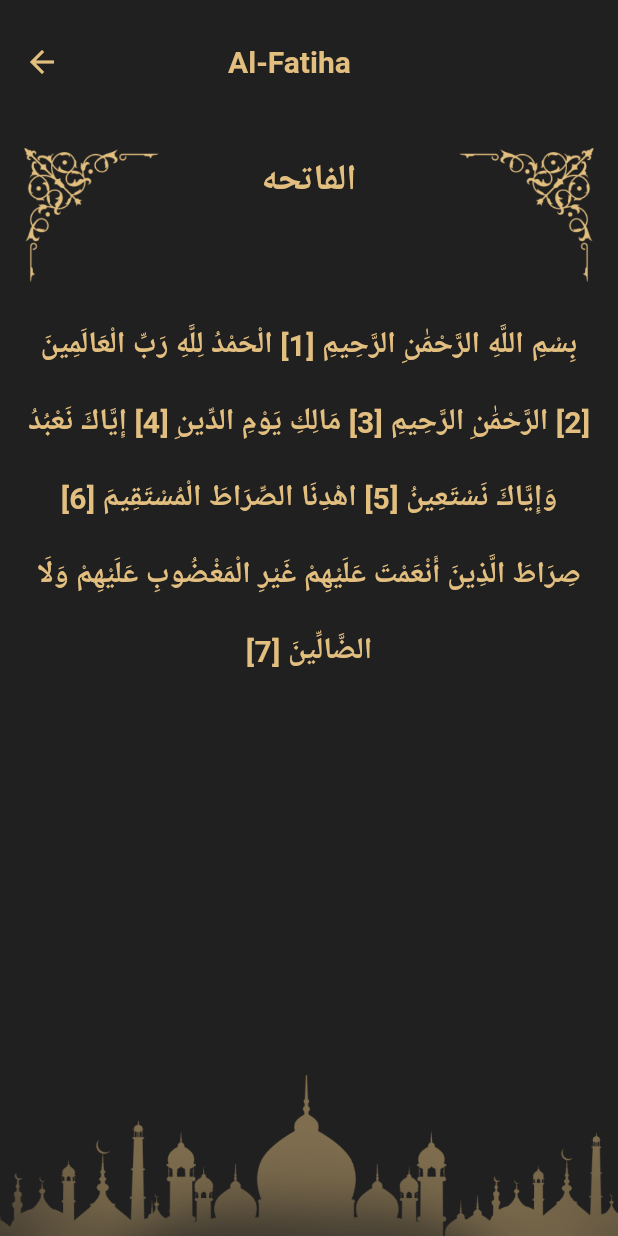
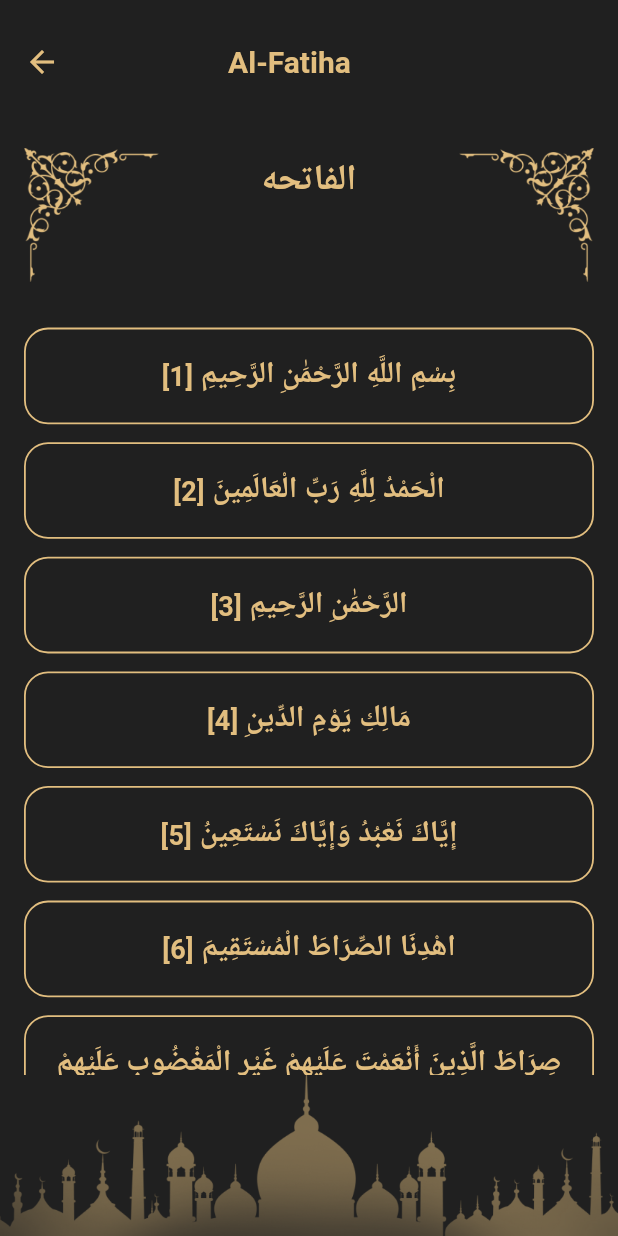
Before and after one commit to mohamedmonge58-create/islamii_app, a Flutter app: the QuranView screen opened directly with sample values from the repository, on a phone screen of 412 x 824 dp. Run offline on Flutter 3.47's test engine with Material 3 defaults, Android fonts, the phone set to English and light mode, and no system bars; our stand-ins replace audioplayers, carousel_slider, flutter_svg, shared_preferences; accounts and stored records are empty.

Commit message:
Add Azkar feature, persistent verse highlighting in Quran view, and update app branding
- Add `AzkarModel`, `AzkarData`, and `AzkarScreen` to support morning and evening azkar with daily progress persistence using `SharedPreferences`.
- Wire up Azkar cards in `TimeScreen` to navigate to `AzkarScreen` with morning and evening data.
- Refactor `QuranView` to a `StatefulWidget` with interactive verse selection, persistent ayah highlighting, and cached surah future loading.
- Make `RecentlyItem` interactive to record recent surahs via `RecentSuraCash` and navigate to `QuranView`.
- Update application label and display name to "Islami" in Android and iOS configuration files.
- Adjust logo layout and sizing in `SplashScreen`.

```diff
--- a/lib/quran/quran_view.dart
+++ b/lib/quran/quran_view.dart
@@ -6,11 +6,57 @@ import 'package:islamii_app/core/app_assets.dart';
 import 'package:islamii_app/core/app_color.dart';
 import 'package:islamii_app/home_screen.dart';
 import 'package:islamii_app/modules/sura_model.dart';
+import 'package:shared_preferences/shared_preferences.dart';
 
-class QuranView extends StatelessWidget {
+class QuranView extends StatefulWidget {
   final SuraModel sura;
 
   const QuranView({super.key, required this.sura});
+
+  @override
+  State<QuranView> createState() => _QuranViewState();
+}
+
+class _QuranViewState extends State<QuranView> {
+  int? _highlightedAyah; // آية واحدة بس، مش Set
+  bool _prefsLoaded = false;
+  late final Future<
+      Map<String, dynamic>> _surahFuture; // <-- محسوبة مرة واحدة بس
+
+  String get _prefsKey => 'highlighted_ayah_${widget.sura.id}';
+
+  @override
+  void initState() {
+    super.initState();
+    _surahFuture =
+        SurahDetails.loadSurah(widget.sura.id); // <-- هنا، مش في build
+    _loadHighlight();
+  }
+
+  Future<void> _loadHighlight() async {
+    final prefs = await SharedPreferences.getInstance();
+    final saved = prefs.getInt(_prefsKey);
+
+    if (!mounted) return;
+    setState(() {
+      _highlightedAyah = saved;
+      _prefsLoaded = true;
+    });
+  }
+
+  Future<void> _toggleHighlight(int ayahNumber) async {
+    setState(() {
+      // لو دوست على نفس الآية المظللة، بتشيل التظليل؛ غير كده بتحط الجديدة بس
+      _highlightedAyah = _highlightedAyah == ayahNumber ? null : ayahNumber;
+    });
+
+    final prefs = await SharedPreferences.getInstance();
+    if (_highlightedAyah == null) {
+      await prefs.remove(_prefsKey);
+    } else {
+      await prefs.setInt(_prefsKey, _highlightedAyah!);
+    }
+  }
 
   @override
   Widget build(BuildContext context) {
@@ -26,7 +72,6 @@ class QuranView extends StatelessWidget {
           onPressed: () {
             Navigator.push(
               context,
-
               MaterialPageRoute(builder: (context) => HomeScreen()),
             );
           },
@@ -35,7 +80,7 @@ class QuranView extends StatelessWidget {
         title: Padding(
           padding: const EdgeInsets.symmetric(horizontal: 80),
           child: Text(
-            sura.englishName,
+            widget.sura.englishName,
             style: TextStyle(
               color: AppColor.gold,
               fontSize: 20,
@@ -63,7 +108,7 @@ class QuranView extends StatelessWidget {
                   child: Align(
                     alignment: Alignment.topCenter,
                     child: Text(
-                      sura.arabicName,
+                      widget.sura.arabicName,
                       style: TextStyle(
                         color: AppColor.gold,
                         fontSize: 24,
@@ -78,13 +123,11 @@ class QuranView extends StatelessWidget {
           ),
 
           Expanded(
-            child: SingleChildScrollView(
-              child: Padding(
-                padding: const EdgeInsets.symmetric(horizontal: 16),
-                child: Directionality(
-                  textDirection: TextDirection.rtl,
-                  child: FutureBuilder<Map<String, dynamic>>(
-                    future: SurahDetails.loadSurah(sura.id),
+            child: !_prefsLoaded
+                ? Center(child: CircularProgressIndicator(color: AppColor.gold))
+                : FutureBuilder<Map<String, dynamic>>(
+              future: _surahFuture,
+              // <-- بيستخدم النسخة المحفوظة، مش استدعاء جديد
               builder: (context, snapshot) {
                 if (snapshot.connectionState == ConnectionState.waiting) {
                   return Center(
@@ -94,30 +137,92 @@ class QuranView extends StatelessWidget {
                   );
                 }
 
+                if (snapshot.hasError || snapshot.data == null) {
+                  return Center(
+                    child: Text(
+                      'تعذر تحميل السورة',
+                      style: TextStyle(color: AppColor.gold),
+                    ),
+                  );
+                }
+
                 final data = snapshot.data!;
-                      Map<String, dynamic> versesMap = data['verse'] ?? {};
+                final Map<String, dynamic> versesMap =
+                    data['verse'] ?? {};
 
-                      StringBuffer fullText = StringBuffer();
+                final List<MapEntry<int, String>> ayahs = [];
                 int index = 1;
                 versesMap.forEach((key, value) {
-                        fullText.write("$value [$index] ");
+                  ayahs.add(MapEntry(index, value.toString()));
                   index++;
                 });
 
-                      return Text(
-                        fullText.toString(),
+                return Directionality(
+                  textDirection: TextDirection.rtl,
+                  child: ListView.builder(
+                    padding: const EdgeInsets.symmetric(
+                      horizontal: 16,
+                      vertical: 8,
+                    ),
+                    itemCount: ayahs.length,
+                    itemBuilder: (context, i) {
+                      final ayahNumber = ayahs[i].key;
+                      final ayahText = ayahs[i].value;
+                      final isHighlighted =
+                          _highlightedAyah == ayahNumber;
+
+                      return GestureDetector(
+                        onTap: () => _toggleHighlight(ayahNumber),
+                        child: Container(
+                          width: double.infinity,
+                          margin: const EdgeInsets.symmetric(vertical: 6),
+                          padding: const EdgeInsets.symmetric(
+                            horizontal: 16,
+                            vertical: 16,
+                          ),
+                          decoration: BoxDecoration(
+                            color: isHighlighted
+                                ? AppColor.gold.withOpacity(0.9)
+                                : Colors.transparent,
+                            borderRadius: BorderRadius.circular(16),
+                            border: Border.all(
+                              color: AppColor.gold,
+                              width: 1.2,
+                            ),
+                          ),
+                          child: Text.rich(
+                            TextSpan(
+                              children: [
+                                TextSpan(
+                                  text: '$ayahText ',
                                   style: TextStyle(
-                          color: AppColor.gold,
+                                    color: isHighlighted
+                                        ? AppColor.black
+                                        : AppColor.gold,
                                     fontSize: 20,
                                     fontWeight: FontWeight.bold,
-                          height: 2.5,
+                                  ),
+                                ),
+                                TextSpan(
+                                  text: '[$ayahNumber]',
+                                  style: TextStyle(
+                                    color: isHighlighted
+                                        ? AppColor.black
+                                        : AppColor.gold,
+                                    fontSize: 18,
+                                    fontWeight: FontWeight.bold,
+                                  ),
+                                ),
+                              ],
                             ),
                             textAlign: TextAlign.center,
+                          ),
+                        ),
                       );
                     },
                   ),
-                ),
-              ),
+                );
+              },
             ),
           ),
         ],
--- a/lib/splash_screen/splash_screen.dart
+++ b/lib/splash_screen/splash_screen.dart
@@ -99,14 +99,14 @@ class _SplashScreenState extends State<SplashScreen> {
           ),
 
           Positioned(
-            top: size.height * 0.25,
+            top: size.height * 0.4,
             left: 0,
             right: 0,
             child: Center(
               child: Image.asset(
                 AppAssets.islamiiLogo,
-                width: size.width * 0.2,
-                fit: BoxFit.contain,
+                width: size.width * 0.35,
+                fit: BoxFit.cover,
               ),
             ),
           ),
```
Also changed, not shown: lib/azkar/azkar_screen.dart (added, +261 -0 lines), lib/azkar/models/azkar_model.dart (added, +7 -0 lines), lib/azkar/modules/azkar_data.dart (added, +156 -0 lines), lib/modules/recently_item.dart (+16 -1 lines), lib/timer/time_screen.dart (+23 -6 lines), 2 other files. Lines whose indentation alone changed are shown as unchanged.
